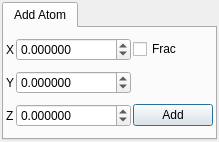
First picture: the form in src/gui/build.ui, repository trisyoungs/aten, before the edit.
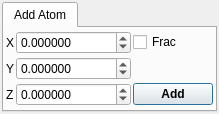
Second picture: the form after the edit.

```diff
--- a/src/gui/build.ui
+++ b/src/gui/build.ui
@@ -5,8 +5,8 @@
    <rect>
     <x>0</x>
     <y>0</y>
-    <width>189</width>
-    <height>142</height>
+    <width>165</width>
+    <height>114</height>
    </rect>
   </property>
   <property name="windowTitle" >
@@ -179,6 +179,12 @@
              <verstretch>0</verstretch>
             </sizepolicy>
            </property>
+           <property name="font" >
+            <font>
+             <weight>75</weight>
+             <bold>true</bold>
+            </font>
+           </property>
            <property name="toolTip" >
             <string>Create a new atom at th e specified coordinates (with element defined above)</string>
            </property>
```
Left out of the diff: 8 changed lines with no effect on the pictures.
